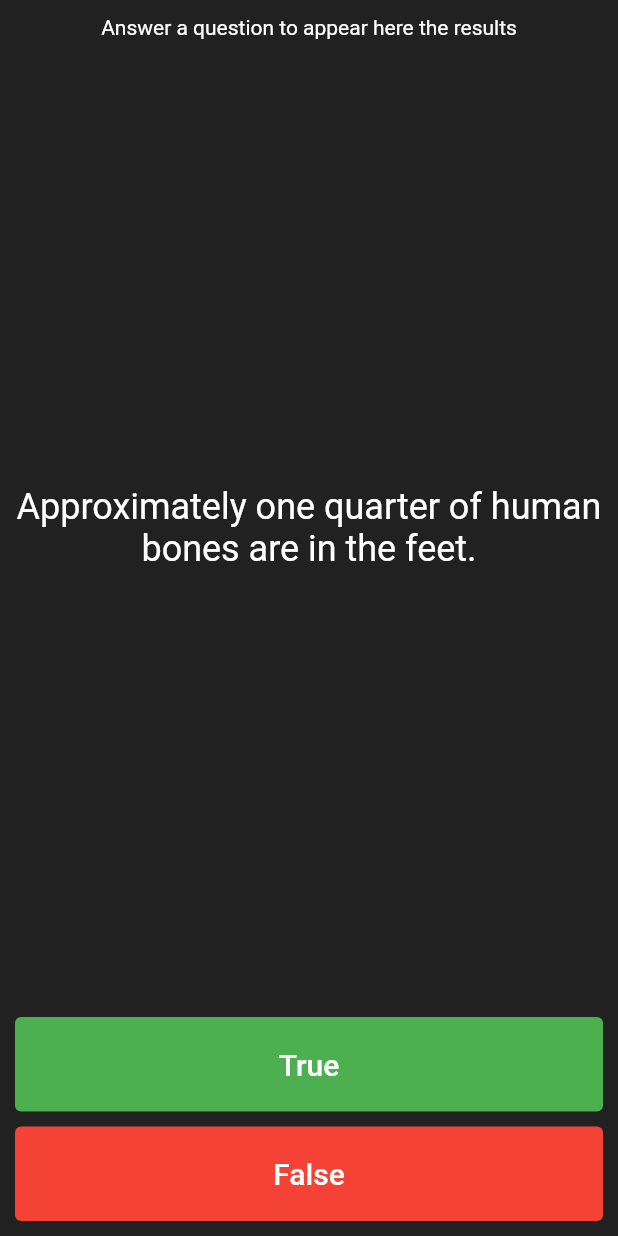
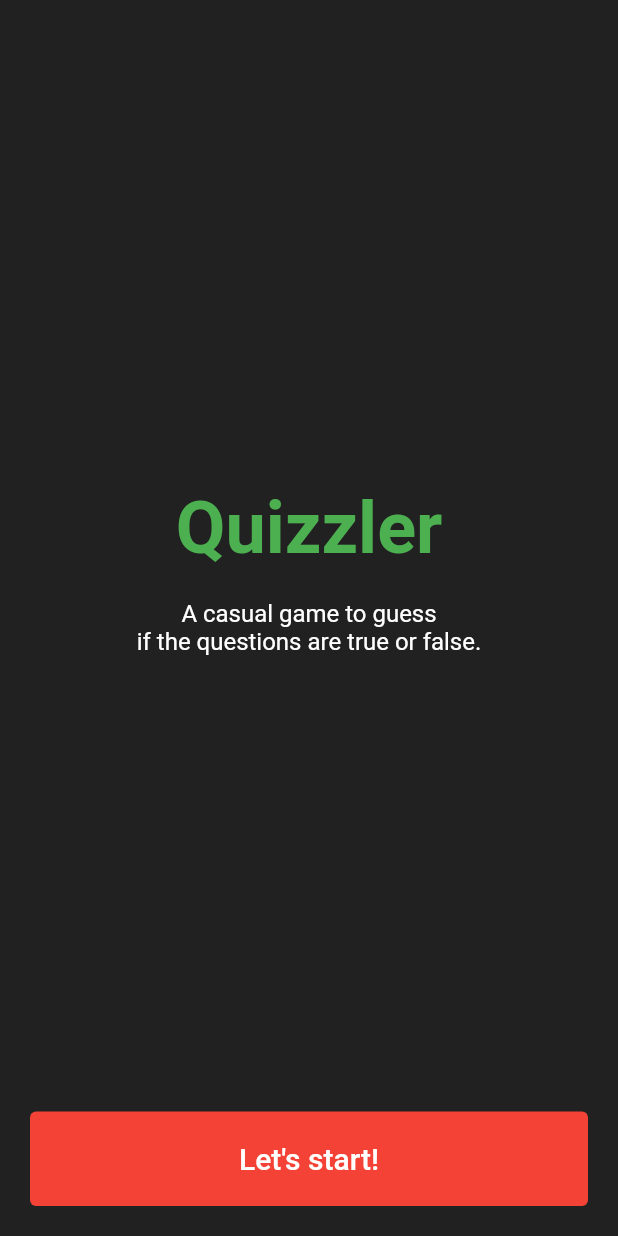
Before and after one commit to RuanFailache/flutter-quizzler, a Flutter app: the screen it shows after launch, on a phone screen of 412 x 824 dp. Run offline on Flutter 3.47's test engine with Material 2 defaults, Android fonts, the phone set to English and light mode, and no system bars; our stand-ins replace quickalert.

Commit message:
feat: create home page

```diff
--- a/lib/main.dart
+++ b/lib/main.dart
@@ -1,5 +1,5 @@
 import 'package:flutter/material.dart';
-import 'package:quizzler/modules/quiz/page.dart';
+import 'package:quizzler/modules/home/page.dart';
 
 void main() => runApp(const App());
 
@@ -8,13 +8,9 @@ class App extends StatelessWidget {
 
   @override
   Widget build(BuildContext context) {
-    return MaterialApp(
-      home: Scaffold(
-        backgroundColor: Colors.grey.shade900,
-        body: const SafeArea(
-          child: QuizPage(),
-        ),
-      ),
+    return const MaterialApp(
+      title: 'Quizzler',
+      home: HomePage(),
     );
   }
 }
--- /dev/null
+++ b/lib/modules/home/page.dart
@@ -0,0 +1,58 @@
+import 'package:flutter/material.dart';
+import 'package:quizzler/modules/quiz/page.dart';
+import 'package:quizzler/shared/components/button.dart';
+import 'package:quizzler/shared/components/page_template.dart';
+
+class HomePage extends StatelessWidget {
+  const HomePage({Key? key}) : super(key: key);
+
+  @override
+  Widget build(BuildContext context) {
+    return PageTemplate(
+      child: Column(
+        crossAxisAlignment: CrossAxisAlignment.stretch,
+        children: [
+          Expanded(
+            child: Center(
+              child: Column(
+                mainAxisSize: MainAxisSize.min,
+                children: const [
+                  Text(
+                    'Quizzler',
+                    textAlign: TextAlign.center,
+                    style: TextStyle(
+                      fontSize: 48,
+                      fontWeight: FontWeight.w700,
+                      color: Colors.green,
+                    ),
+                  ),
+                  SizedBox(height: 20),
+                  Text(
+                    'A casual game to guess\nif the questions are true or false.',
+                    textAlign: TextAlign.center,
+                    style: TextStyle(
+                      fontSize: 16,
+                      color: Colors.white,
+                    ),
+                  ),
+                ],
+              ),
+            ),
+          ),
+          CustomButton(
+            text: 'Let\'s start!',
+            onPressed: () {
+              Navigator.push(
+                context,
+                MaterialPageRoute(
+                  builder: (context) => const QuizPage(),
+                ),
+              );
+            },
+            backgroundColor: Colors.red,
+          )
+        ],
+      ),
+    );
+  }
+}
--- a/lib/modules/quiz/page.dart
+++ b/lib/modules/quiz/page.dart
@@ -2,6 +2,7 @@ import 'package:flutter/material.dart';
 import 'package:quickalert/quickalert.dart';
 import 'package:quizzler/modules/quiz/controller.dart';
 import 'package:quizzler/shared/components/button.dart';
+import 'package:quizzler/shared/components/page_template.dart';
 
 final _quizController = QuizController();
 
@@ -53,8 +54,7 @@ class _QuizPageState extends State<QuizPage> {
 
   @override
   Widget build(BuildContext context) {
-    return Padding(
-      padding: const EdgeInsets.all(10),
+    return PageTemplate(
       child: Column(
         crossAxisAlignment: CrossAxisAlignment.stretch,
         children: [
--- /dev/null
+++ b/lib/shared/components/page_template.dart
@@ -0,0 +1,23 @@
+import 'package:flutter/material.dart';
+
+class PageTemplate extends StatelessWidget {
+  const PageTemplate({
+    Key? key,
+    required this.child,
+  }) : super(key: key);
+
+  final Widget child;
+
+  @override
+  Widget build(BuildContext context) {
+    return Scaffold(
+      backgroundColor: Colors.grey.shade900,
+      body: SafeArea(
+        child: Padding(
+          padding: const EdgeInsets.all(20),
+          child: child,
+        ),
+      ),
+    );
+  }
+}
```
